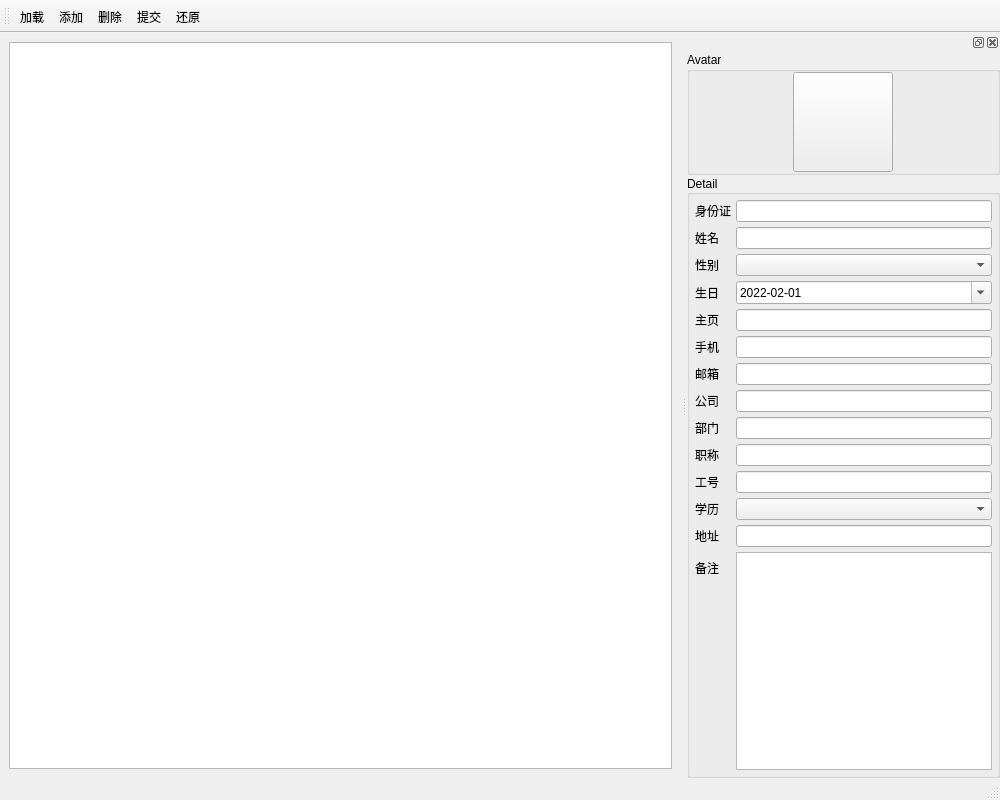
bss9395/bss9395.github.io, file _en/Computer/Operating_System/Qt_C++_Programming/Contacts/Contacts.ui: the form before one commit.
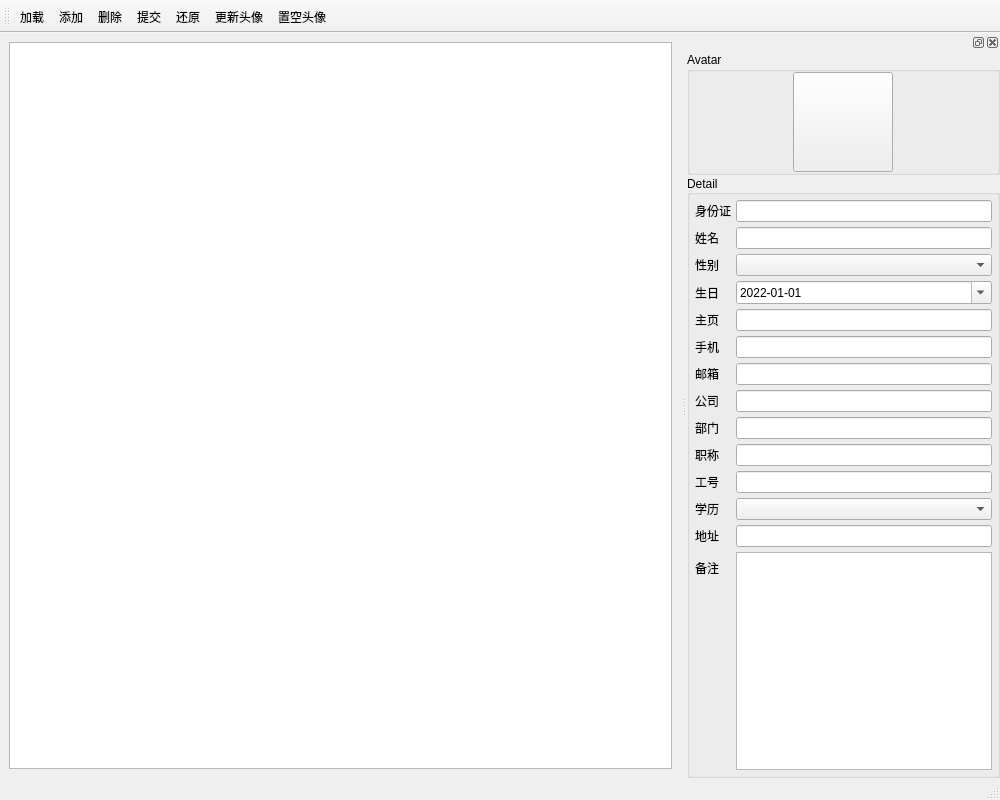
The form after the commit. Icons and pictures are not drawn.

The edit to the form file:
```diff
--- a/_en/Computer/Operating_System/Qt_C++_Programming/Contacts/Contacts.ui
+++ b/_en/Computer/Operating_System/Qt_C++_Programming/Contacts/Contacts.ui
@@ -74,6 +74,8 @@
    <addaction name="A_Delete"/>
    <addaction name="A_Submit"/>
    <addaction name="A_Revert"/>
+   <addaction name="A_Update_Avatar"/>
+   <addaction name="A_Clear_Avatar"/>
   </widget>
   <widget class="QDockWidget" name="DW_Dock">
    <property name="sizePolicy">
@@ -314,6 +316,26 @@
             <verstretch>0</verstretch>
            </sizepolicy>
           </property>
+          <property name="specialValueText">
+           <string/>
+          </property>
+          <property name="minimumDateTime">
+           <datetime>
+            <hour>0</hour>
+            <minute>0</minute>
+            <second>0</second>
+            <year>1900</year>
+            <month>1</month>
+            <day>1</day>
+           </datetime>
+          </property>
+          <property name="minimumDate">
+           <date>
+            <year>1900</year>
+            <month>1</month>
+            <day>1</day>
+           </date>
+          </property>
           <property name="displayFormat">
            <string>yyyy-MM-dd</string>
           </property>
@@ -323,7 +345,7 @@
           <property name="date">
            <date>
             <year>2022</year>
-            <month>2</month>
+            <month>1</month>
             <day>1</day>
            </date>
           </property>
@@ -577,6 +599,24 @@
     <string>还原</string>
    </property>
   </action>
+  <action name="A_Update_Avatar">
+   <property name="icon">
+    <iconset resource="images.qrc">
+     <normaloff>:/images/icons/account_box.png</normaloff>:/images/icons/account_box.png</iconset>
+   </property>
+   <property name="text">
+    <string>更新头像</string>
+   </property>
+  </action>
+  <action name="A_Clear_Avatar">
+   <property name="icon">
+    <iconset resource="images.qrc">
+     <normaloff>:/images/icons/disabled_by_default.png</normaloff>:/images/icons/disabled_by_default.png</iconset>
+   </property>
+   <property name="text">
+    <string>置空头像</string>
+   </property>
+  </action>
  </widget>
  <resources>
   <include location="images.qrc"/>
```
Left out of the diff: 13 changed lines with no effect on the pictures.
